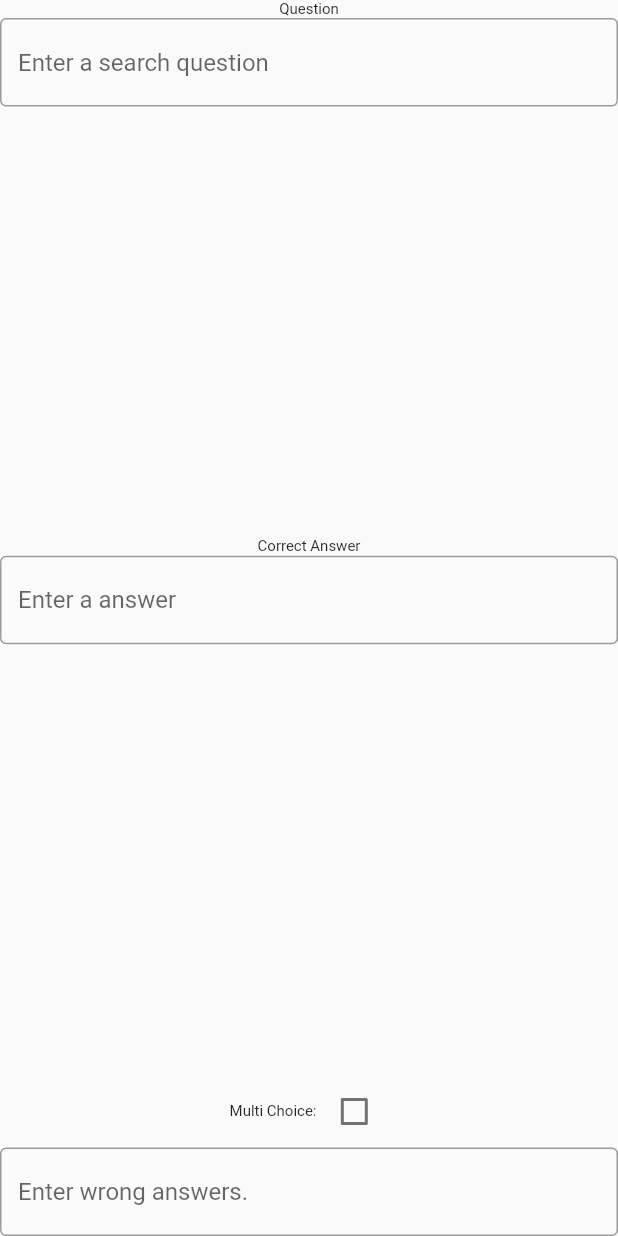
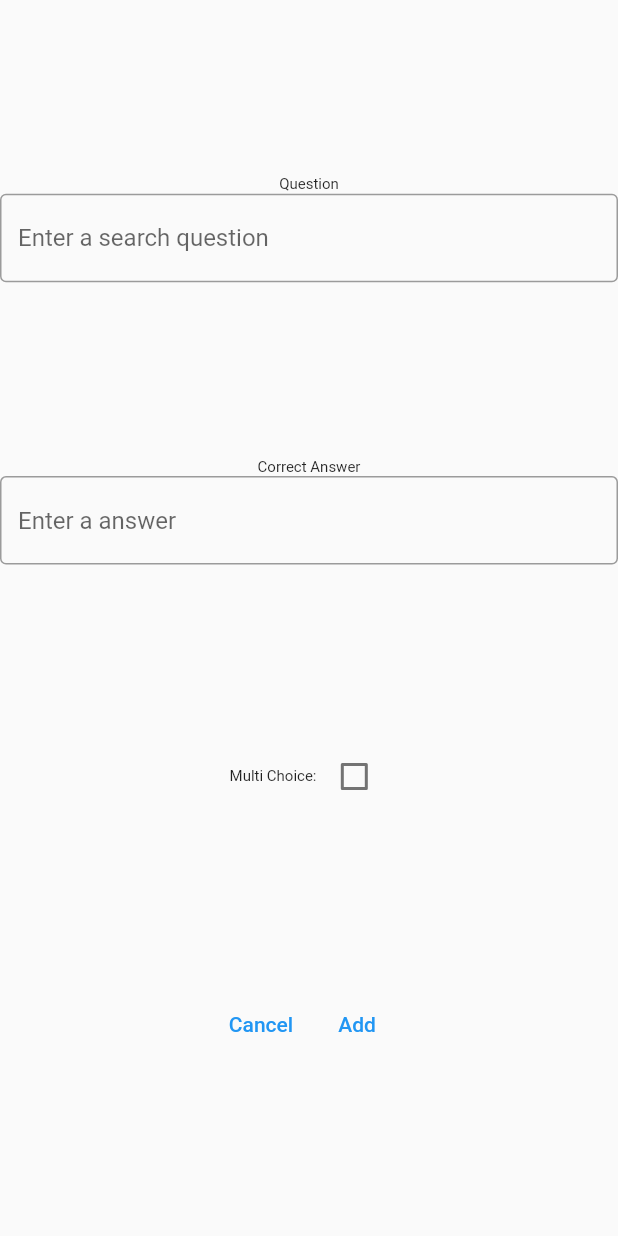
Before and after one commit to ElliotHarding/Rememberer, a Flutter app: the PageNewEntry screen opened directly, on a phone screen of 412 x 824 dp. Run offline on Flutter 3.47's test engine with Material 2 defaults, Android fonts, the phone set to English and light mode, and no system bars.

Commit message:
wip - progress

```diff
--- a/epilepsy_prevention/lib/page_newEntry.dart
+++ b/epilepsy_prevention/lib/page_newEntry.dart
@@ -1,15 +1,18 @@
 import 'package:flutter/material.dart';
+import 'package:epilepsy_prevention/page_home.dart';
 
 class PageNewEntry extends StatelessWidget
 {
   PageNewEntry({super.key});
 
-  bool? m_bMultiChoice = false;
+  bool m_bMultiChoice = false;
 
   Widget build(BuildContext context)
   {
     return Scaffold(
-        body: Column(mainAxisAlignment: MainAxisAlignment.center, crossAxisAlignment: CrossAxisAlignment.center, children: <Widget>[
+        body: Column(children: <Widget>[
+
+          const Spacer(),
 
           Column(children: const [
             Text("Question", style: TextStyle(fontSize: 10), textAlign: TextAlign.left),
@@ -41,13 +44,26 @@ class PageNewEntry extends StatelessWidget
           ]
           ),
 
-          const Visibility(visible: true,
-              child:  TextField(
+          Visibility(visible: m_bMultiChoice,
+              child:  const TextField(
             decoration: InputDecoration(
               border: OutlineInputBorder(),
               hintText: 'Enter wrong answers.',
             ),
-          ))
+          )),
+
+          const Spacer(),
+
+          Row(mainAxisAlignment: MainAxisAlignment.center, crossAxisAlignment: CrossAxisAlignment.center, children: <Widget>[
+            TextButton(onPressed: (){
+              Navigator.push(context, MaterialPageRoute(builder: (context) => PageHome()));
+            }, child: const Text("Cancel")),
+            TextButton(onPressed: (){
+              Navigator.push(context, MaterialPageRoute(builder: (context) => PageHome()));
+            }, child: const Text("Add"))
+          ]),
+
+          const Spacer()
         ]
         ),
     );
```
Also changed, not shown: epilepsy_prevention/lib/page_home.dart (+16 -4 lines).
